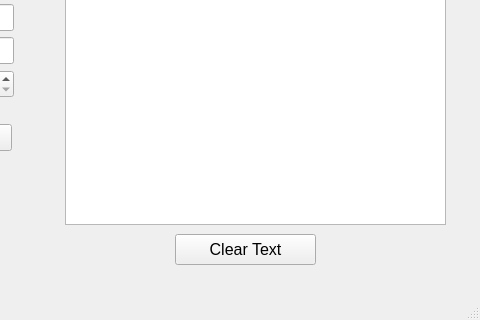
Old version of the form frmmain.ui in the repository Charly-Wolf/serialization_QT; both pictures show x 315 to 795 and y 96 to 416 of the 795 by 416 pixel window.
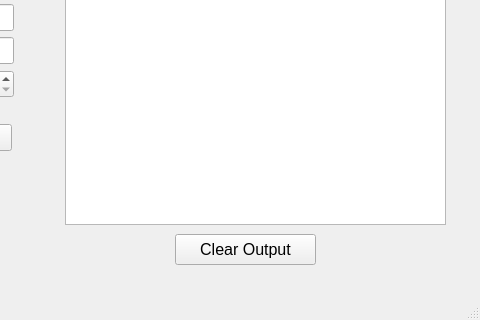
New version of the form.

Commit message: Changed Output when saving

Patch:
```diff
--- a/frmmain.ui
+++ b/frmmain.ui
@@ -167,7 +167,7 @@
      </font>
     </property>
     <property name="text">
-     <string>Clear Text</string>
+     <string>Clear Output</string>
     </property>
    </widget>
   </widget>
```
The commit also changes 1 other file.
